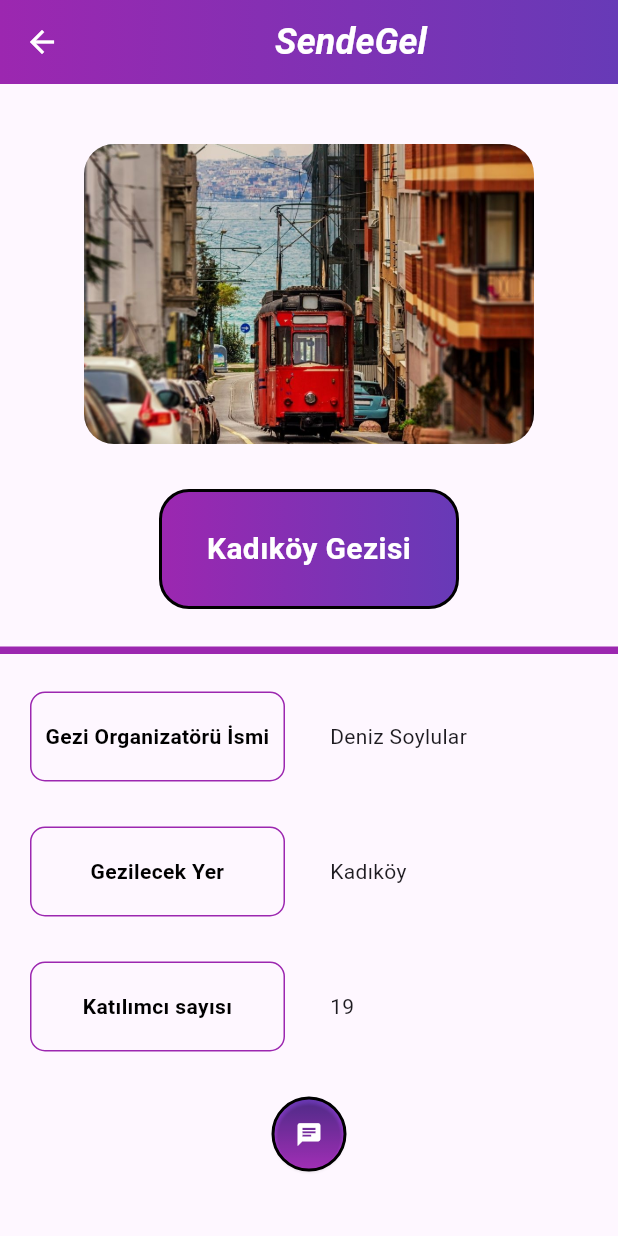
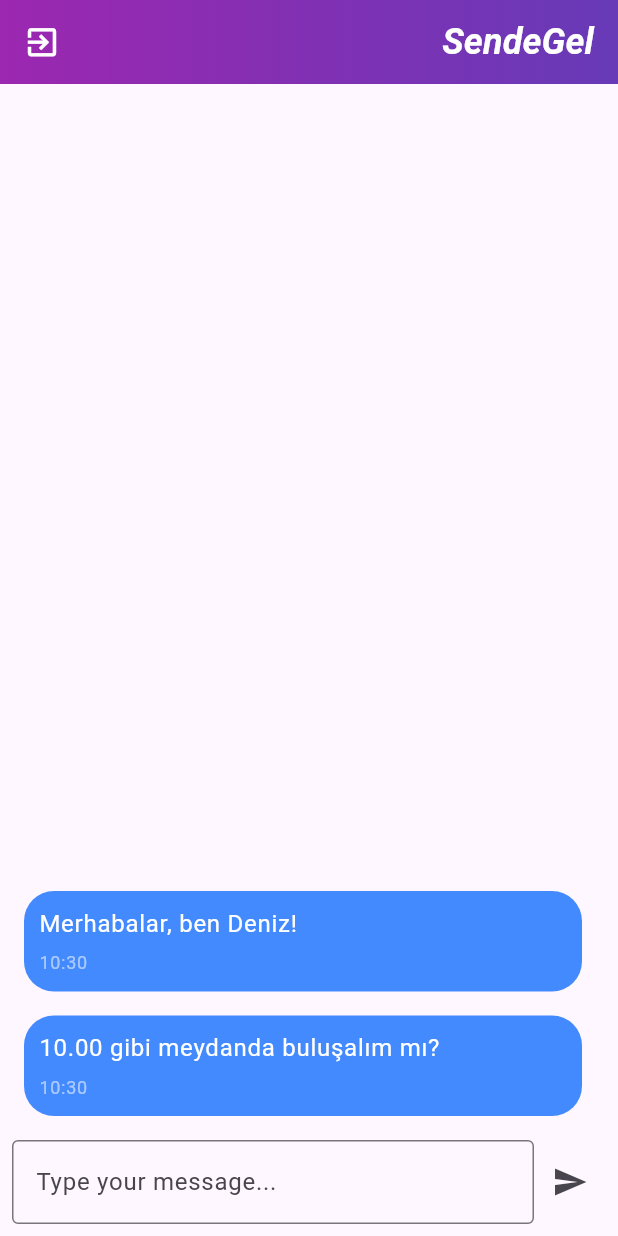
Before and after one commit to Dsoylular/SendeGel, a Flutter app: the GeziWidget screen opened directly, after a tap on the "chat" icon, on a phone screen of 412 x 824 dp. Run offline on Flutter 3.47's test engine with Material 3 defaults, Android fonts, the phone set to English and light mode, and no system bars.

Commit message:
Chat.dart tamamlandı

```diff
--- a/lib/AddNewGezi.dart
+++ b/lib/AddNewGezi.dart
@@ -1,4 +1,6 @@
 import 'package:flutter/material.dart';
+
+import 'Chat.dart';
 
 class GeziWidget extends StatelessWidget {
   final String text;
@@ -15,7 +17,7 @@ class GeziWidget extends StatelessWidget {
           },
         ),
         title: const Align(
-          alignment: Alignment.center,
+          alignment: Alignment.centerRight,
           child: Text(
             'SendeGel',
             style: TextStyle(
@@ -93,7 +95,7 @@ class GeziWidget extends StatelessWidget {
               height: 5,
               width: double.infinity
           ),
-          const SizedBox(height: 25),
+          const SizedBox(height: 15),
           Row(
             children: [
               const SizedBox(width: 20),
@@ -183,7 +185,13 @@ class GeziWidget extends StatelessWidget {
               const Text("19"),
             ],
           ),
-          const SizedBox(height: 30),
+          const SizedBox(height: 15),
+          Container(
+              color: Colors.purple,
+              height: 5,
+              width: double.infinity
+          ),
+          const SizedBox(height: 15),
           Container(
             width: 50, // Adjust width as needed
             height: 50, // Adjust height as needed
@@ -198,7 +206,10 @@ class GeziWidget extends StatelessWidget {
             ),
             child: ElevatedButton(
               onPressed: () {
-
+                Navigator.push(
+                  context,
+                  MaterialPageRoute(builder: (context) => const ChatWidget(text: "text")),
+                );
               },
               style: ElevatedButton.styleFrom(
                 padding: EdgeInsets.zero, // Remove padding
--- /dev/null
+++ b/lib/Chat.dart
@@ -0,0 +1,136 @@
+import 'package:flutter/material.dart';
+
+class ChatWidget extends StatefulWidget {
+  final String text;
+
+  const ChatWidget({Key? key, required this.text}) : super(key: key);
+
+  @override
+  _ChatWidgetState createState() => _ChatWidgetState();
+}
+
+class _ChatWidgetState extends State<ChatWidget> {
+  final TextEditingController _textEditingController = TextEditingController();
+  final List<String> _messages = ["10.00 gibi meydanda buluşalım mı?", "Merhabalar, ben Deniz!"]; // List to hold messages
+
+  // Function to send a message
+  void _sendMessage() {
+    setState(() {
+      _messages.insert(0, _textEditingController.text); // Insert message at the beginning of the list
+      _textEditingController.clear(); // Clear the input field after sending message
+    });
+  }
+
+  String _getCurrentTime() {
+    DateTime now = DateTime.now();
+    String formattedTime = "${now.hour}:${now.minute}";
+    return formattedTime;
+  }
+
+  @override
+  Widget build(BuildContext context) {
+    return Scaffold(
+      appBar: AppBar(
+        automaticallyImplyLeading: false,
+        title: const Align(
+          alignment: Alignment.centerRight,
+          child: Text(
+            'SendeGel',
+            style: TextStyle(
+              fontSize: 24.0,
+              fontWeight: FontWeight.bold,
+              fontStyle: FontStyle.italic,
+              color: Colors.white,
+            ),
+          ),
+        ),
+        flexibleSpace: Container(
+          decoration: const BoxDecoration(
+            gradient: LinearGradient(
+              begin: Alignment.centerLeft,
+              end: Alignment.centerRight,
+              colors: [Colors.purple, Colors.deepPurple],
+            ),
+          ),
+        ),
+        shape: const RoundedRectangleBorder(
+          borderRadius: BorderRadius.vertical(
+            bottom: Radius.circular(50), // You can adjust this value to change the shape
+          ),
+        ),
+        centerTitle: false, // Center the title
+        leading: IconButton(
+          icon: const Icon(
+            Icons.exit_to_app,
+            size: 25, // Adjust the size as needed
+            color: Colors.white, // Make the icon white
+          ),
+          onPressed: () {
+            Navigator.of(context).pop();
+          },
+        ),
+      ),
+      body: Column(
+        children: [
+          Expanded(
+            child: ListView.builder(
+              reverse: true, // Start from the bottom of the list
+              itemCount: _messages.length,
+              itemBuilder: (context, index) {
+                return ListTile(
+                  title: Container(
+                    padding: const EdgeInsets.all(10.0),
+                    decoration: BoxDecoration(
+                      color: Colors.blueAccent, // Set background color to purple
+                      borderRadius: BorderRadius.circular(20.0), // Set border radius
+                    ),
+                    child: Column(
+                      crossAxisAlignment: CrossAxisAlignment.start,
+                      children: [
+                        Text(
+                          _messages[index],
+                          style: const TextStyle(
+                            color: Colors.white, // Set text color to white
+                            fontSize: 16.0,
+                          ),
+                        ),
+                        const SizedBox(height: 5.0), // Add some spacing
+                        Text(
+                          _getCurrentTime(), // Show the current time
+                          style: const TextStyle(
+                            color: Colors.white54, // Set time text color to a lighter shade
+                            fontSize: 12.0,
+                          ),
+                        ),
+                      ],
+                    ),
+                  ),
+                );
+              },
+            ),
+          ),
+          Padding(
+            padding: const EdgeInsets.all(8.0),
+            child: Row(
+              children: [
+                Expanded(
+                  child: TextField(
+                    controller: _textEditingController,
+                    decoration: const  InputDecoration(
+                      hintText: 'Type your message...',
+                      border: OutlineInputBorder(),
+                    ),
+                  ),
+                ),
+                IconButton(
+                  icon: Icon(Icons.send),
+                  onPressed: _sendMessage,
+                ),
+              ],
+            ),
+          ),
+        ],
+      ),
+    );
+  }
+}
--- a/lib/SignUpPage.dart
+++ b/lib/SignUpPage.dart
@@ -92,9 +92,10 @@ final _formKey = GlobalKey<FormState>();
               child: const Text('Kayıt Ol'),
             ),
             SizedBox(height: 10.0),
-            RichText(
+            Center(
+              child: RichText(
                 text: TextSpan(
-                style: TextStyle(
+                  style: const TextStyle(
                     fontSize: 15,
                     color: Colors.black,
                   ),
@@ -119,6 +120,7 @@ final _formKey = GlobalKey<FormState>();
                     ),
                   ],
                 ),
+              ),
             )
           ],
         ),
```
Lines whose indentation alone changed are shown as unchanged.
